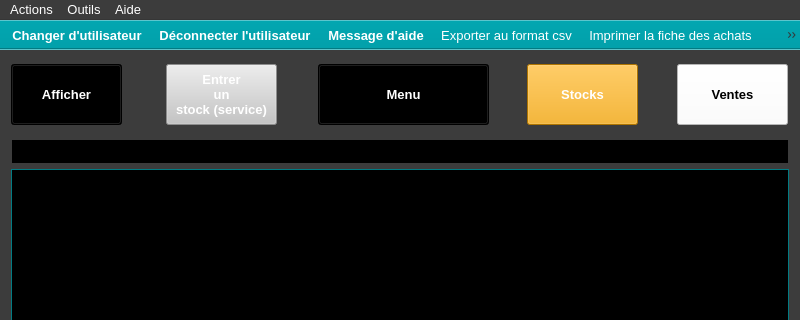
Qt form ui/yeroth-erp-achats-window.ui (xnoumbissinoundou/yeroth-erp-3.0) before a commit; both pictures show x 0 to 800 and y 0 to 320 of the 800 by 600 pixel window.
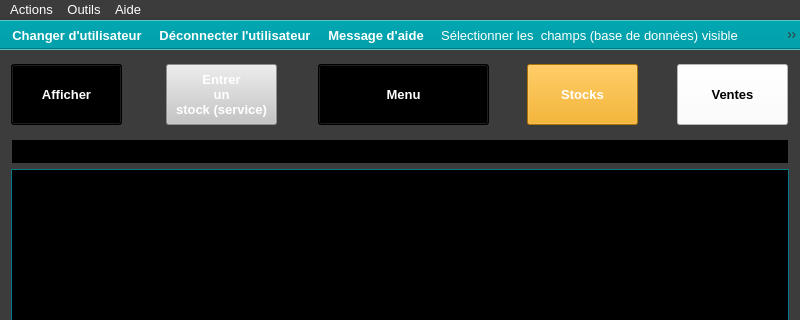
The same form after that commit. Icons and pictures are not drawn. Custom widgets are drawn as their Qt base class.

Diff of the .ui file:
```diff
--- a/ui/yeroth-erp-achats-window.ui
+++ b/ui/yeroth-erp-achats-window.ui
@@ -11044,6 +11044,8 @@
    <addaction name="actionChanger_utilisateur"/>
    <addaction name="actionDeconnecter_utilisateur"/>
    <addaction name="actionAppeler_aide"/>
+   <addaction name="actionChampsDBVisible"/>
+   <addaction name="actionReinitialiserChampsDBVisible"/>
    <addaction name="actionExporter_au_format_csv"/>
    <addaction name="actionAfficherPDF"/>
    <addaction name="actionAlertes"/>
```
Left out of the diff: 10 changed lines with no effect on the pictures.
